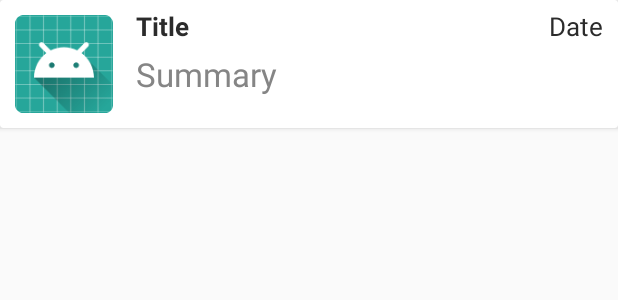
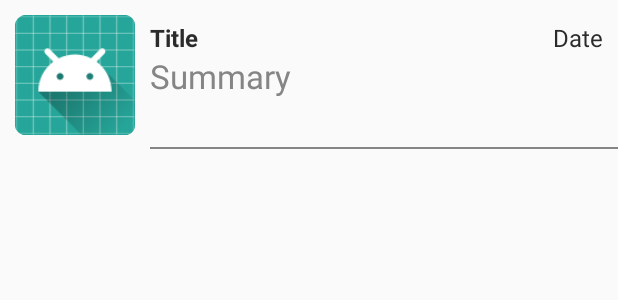
Before and after one commit to LeothosThoren/My_News, an Android app: the layout recycler_view_item_.xml on its own in the app's theme, with its tools: preview values and no code run, on a phone screen of 412 x 824 dp. Shown: the top 300 px of the screen. Run offline under Robolectric (Android 15) with nearby library versions, the phone set to English and light mode, and no system bars; network calls fail.

Commit message:
Add some style improvement

```diff
--- a/app/src/main/java/com/leothosthoren/mynews/controler/fragments/PageFragment.java
+++ b/app/src/main/java/com/leothosthoren/mynews/controler/fragments/PageFragment.java
@@ -3,7 +3,6 @@ package com.leothosthoren.mynews.controler.fragments;
 import android.content.Intent;
 import android.os.Bundle;
 import android.support.v4.app.Fragment;
-import android.support.v4.view.GravityCompat;
 import android.support.v4.widget.SwipeRefreshLayout;
 import android.support.v7.widget.LinearLayoutManager;
 import android.support.v7.widget.RecyclerView;
@@ -79,7 +78,7 @@ public class PageFragment extends Fragment {
     public View onCreateView(LayoutInflater inflater, ViewGroup container,
                              Bundle savedInstanceState) {
         // Inflate the layout for this fragment
-        View result = inflater.inflate(R.layout.fragment_layout, container, false);
+        View result = inflater.inflate(R.layout.fragment_main_layout, container, false);
         ButterKnife.bind(this, result);
         position = getArguments().getInt(KEY_POSITION, -1);
 
--- a/app/src/main/java/com/leothosthoren/mynews/view/adapters/RecyclerViewAdapter.java
+++ b/app/src/main/java/com/leothosthoren/mynews/view/adapters/RecyclerViewAdapter.java
@@ -1,6 +1,5 @@
 package com.leothosthoren.mynews.view.adapters;
 
-import android.net.Uri;
 import android.support.v7.widget.RecyclerView;
 import android.view.LayoutInflater;
 import android.view.View;
@@ -42,7 +41,7 @@ public class RecyclerViewAdapter extends RecyclerView.Adapter<RecyclerViewAdapte
     @Override
     public ItemViewHolder onCreateViewHolder(ViewGroup parent, int viewType) {
         View view = LayoutInflater.from(parent.getContext())
-                .inflate(R.layout.list_item_recyclerview, parent, false);
+                .inflate(R.layout.recycler_view_item_, parent, false);
         return new ItemViewHolder(view, mListener);
     }
 
--- /dev/null
+++ b/app/src/main/res/drawable/border.xml
@@ -0,0 +1,15 @@
+<?xml version="1.0" encoding="utf-8"?>
+<layer-list xmlns:android="http://schemas.android.com/apk/res/android">
+    <item
+        android:bottom="1dp"
+        android:left="-3dp"
+        android:right="-3dp"
+        android:top="-3dp">
+        <shape android:shape="rectangle">
+            <stroke
+                android:width="1dp"
+                android:color="@color/grey" />
+            <solid android:color="#00ffffff" />
+        </shape>
+    </item>
+</layer-list>
--- a/app/src/main/res/layout/fragment_layout.xml
+++ b/app/src/main/res/layout/fragment_main_layout.xml
@@ -1,8 +1,8 @@
 <RelativeLayout xmlns:android="http://schemas.android.com/apk/res/android"
     xmlns:tools="http://schemas.android.com/tools"
+    android:id="@+id/idtest"
     android:layout_width="match_parent"
     android:layout_height="match_parent"
-    android:id="@+id/idtest"
     android:orientation="vertical"
     tools:context=".controler.fragments.PageFragment">
 
@@ -11,10 +11,10 @@
         android:layout_width="match_parent"
         android:layout_height="match_parent">
 
-        <android.support.v7.widget.RecyclerView
-            android:id="@+id/frag_recycler_view"
+        <include
+            layout="@layout/recycler_view_layout"
             android:layout_width="match_parent"
-            android:layout_height="match_parent" />
+            android:layout_height="wrap_content" />
 
     </android.support.v4.widget.SwipeRefreshLayout>
 
--- a/app/src/main/res/layout/list_item_recyclerview.xml
+++ b/app/src/main/res/layout/recycler_view_item_.xml
@@ -1,8 +1,7 @@
 <?xml version="1.0" encoding="utf-8"?>
-<android.support.v7.widget.CardView xmlns:android="http://schemas.android.com/apk/res/android"
+<LinearLayout xmlns:android="http://schemas.android.com/apk/res/android"
     android:layout_width="match_parent"
-    android:layout_height="wrap_content"
-    >
+    android:layout_height="100dip">
 
     <RelativeLayout
         android:id="@+id/item_layout"
@@ -12,22 +11,26 @@
 
         <ImageView
             android:id="@+id/item_image"
-            android:layout_width="85dip"
-            android:layout_height="85dip"
+            android:layout_width="100dip"
+            android:layout_height="100dip"
+            android:layout_alignParentLeft="true"
+            android:layout_alignParentStart="true"
+            android:layout_alignParentTop="true"
+            android:contentDescription="NewYorkTimes image APi"
             android:padding="10dp"
-            android:src="@mipmap/ic_launcher"
-            android:contentDescription="TODO" />
+            android:src="@mipmap/ic_launcher" />
 
         <TextView
             android:id="@+id/item_title"
             android:layout_width="wrap_content"
             android:layout_height="wrap_content"
-            android:layout_margin="5dp"
+            android:layout_alignParentTop="true"
+            android:layout_marginTop="14dp"
             android:layout_toEndOf="@+id/item_image"
             android:layout_toRightOf="@+id/item_image"
             android:text="Title"
             android:textColor="@color/black"
-            android:textSize="17sp"
+            android:textSize="16sp"
             android:textStyle="bold" />
 
         <TextView
@@ -42,21 +45,25 @@
             android:layout_marginRight="10dp"
             android:text="Date"
             android:textColor="@color/black"
-            android:textSize="17sp" />
+            android:textSize="16sp" />
 
         <TextView
             android:id="@+id/item_summary"
             android:layout_width="match_parent"
             android:layout_height="wrap_content"
-            android:layout_alignLeft="@+id/item_title"
-            android:layout_alignStart="@+id/item_title"
+            android:layout_alignParentBottom="true"
+            android:layout_alignParentEnd="true"
+            android:layout_alignParentRight="true"
             android:layout_below="@+id/item_title"
+            android:layout_toEndOf="@+id/item_image"
+            android:layout_toRightOf="@+id/item_image"
             android:ellipsize="end"
-            android:maxLines="1"
+            android:maxLines="2"
             android:text="Summary"
             android:textColor="@color/grey"
-            android:textSize="22sp" />
+            android:textSize="22sp"
+            android:background="@drawable/border"/>
 
     </RelativeLayout>
 
-</android.support.v7.widget.CardView>
+</LinearLayout>
--- /dev/null
+++ b/app/src/main/res/layout/recycler_view_layout.xml
@@ -0,0 +1,8 @@
+<?xml version="1.0" encoding="utf-8"?>
+<android.support.v7.widget.RecyclerView
+    xmlns:android="http://schemas.android.com/apk/res/android"
+    android:id="@+id/frag_recycler_view"
+    android:layout_width="match_parent"
+    android:layout_height="match_parent">
+
+</android.support.v7.widget.RecyclerView>
--- a/app/src/main/res/values/styles.xml
+++ b/app/src/main/res/values/styles.xml
@@ -18,7 +18,7 @@
 
     <!-- Toolbar title theme -->
     <style name="Toolbar.TitleText" parent="TextAppearance.Widget.AppCompat.Toolbar.Title">
-        <item name="android:textSize">22sp</item>
+        <item name="android:textSize">20sp</item>
         <item name="android:textStyle">bold</item>
         <item name="android:layout_margin">5dp</item>
 
```
